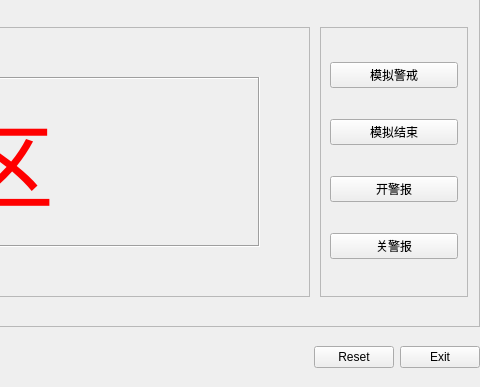
This is Year-2021/03-Mar/QST-Project02/SmartHomeSystem_UIDesign/Emulator.ui in YYZYHS/Study-Documents-2021 as Qt 5 draws it before an edit; both pictures show x 520 to 1000 and y 313 to 700 of the 1000 by 700 pixel window. The edited form follows.
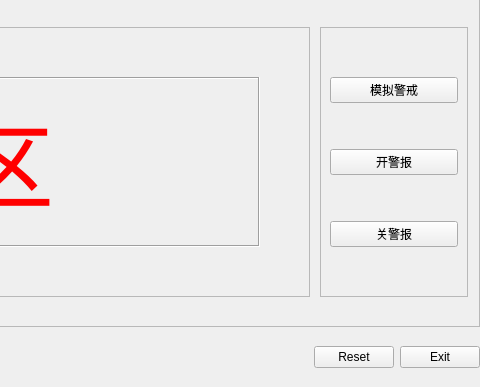
This is the edited form. Icons and pictures are not drawn.

```diff
--- a/Year-2021/03-Mar/QST-Project02/SmartHomeSystem_UIDesign/Emulator.ui
+++ b/Year-2021/03-Mar/QST-Project02/SmartHomeSystem_UIDesign/Emulator.ui
@@ -356,12 +356,8 @@
        <property name="text">
         <string>模拟警戒</string>
        </property>
-      </widget>
-     </item>
-     <item>
-      <widget class="QPushButton" name="pushButton_7">
-       <property name="text">
-        <string>模拟结束</string>
+       <property name="checkable">
+        <bool>true</bool>
        </property>
       </widget>
      </item>
```
Left out of the diff: 3 changed lines with no effect on the pictures.
